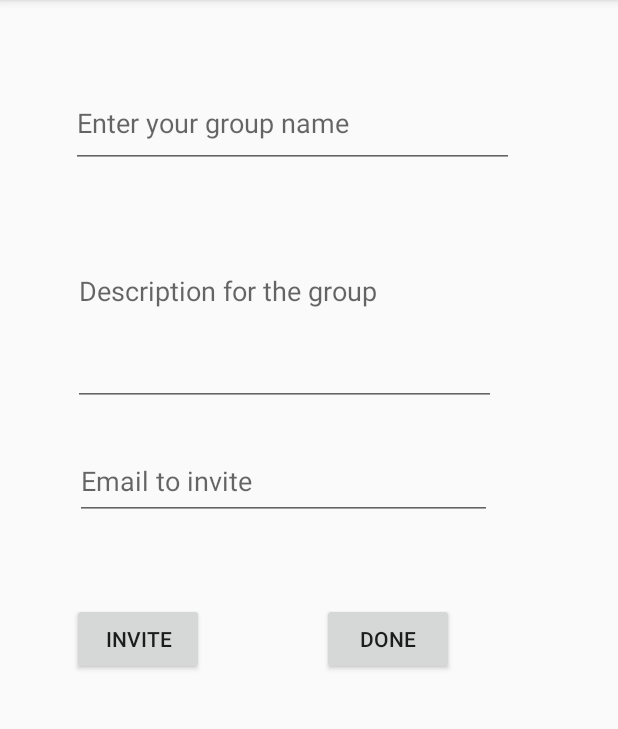
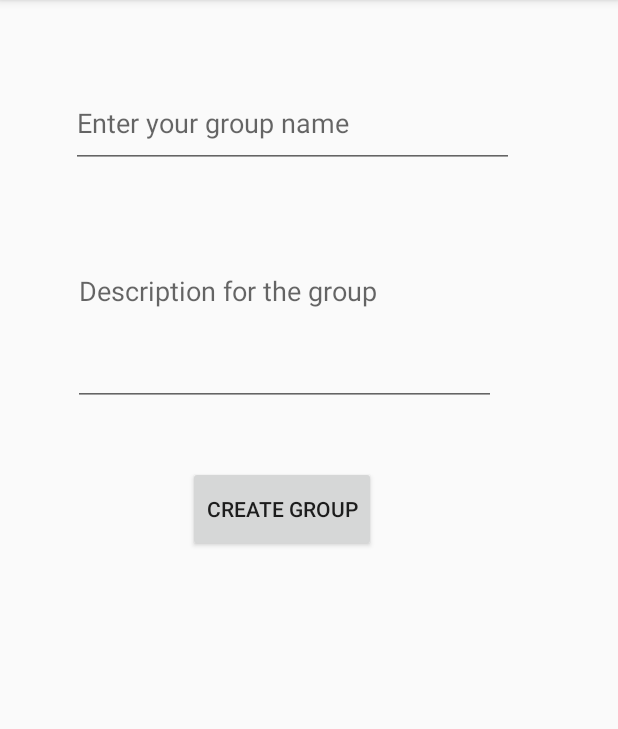
Before and after one commit to msaif2920/SABRE-PROTOTYPE, an Android app: the fragment CreateGroup placed in its activity, on a phone screen of 412 x 824 dp, the part 84-813 px from its top. Run offline under Robolectric (Android 15) with nearby library versions, the phone set to English and light mode, and no system bars; our stand-ins replace Firebase (no records; nobody signed in at launch, a user with empty details on screens opened directly).

Commit message:
Creating and Inviting to group

```diff
--- a/app/src/main/java/com/example/prototypesabre/AuthenticatedUserFragment/CreateGroup/CreateGroup.java
+++ b/app/src/main/java/com/example/prototypesabre/AuthenticatedUserFragment/CreateGroup/CreateGroup.java
@@ -1,22 +1,135 @@
 package com.example.prototypesabre.AuthenticatedUserFragment.CreateGroup;
 
+import android.content.Intent;
 import android.os.Bundle;
+import android.util.Log;
 import android.view.LayoutInflater;
 import android.view.View;
 import android.view.ViewGroup;
+import android.widget.Button;
+import android.widget.EditText;
+import android.widget.TextView;
+import android.widget.Toast;
 
 import androidx.annotation.NonNull;
 import androidx.annotation.Nullable;
 import androidx.fragment.app.Fragment;
 
 import com.example.prototypesabre.R;
+import com.google.android.gms.tasks.OnCompleteListener;
+import com.google.android.gms.tasks.OnFailureListener;
+import com.google.android.gms.tasks.OnSuccessListener;
+import com.google.android.gms.tasks.Task;
+import com.google.firebase.firestore.DocumentReference;
+import com.google.firebase.firestore.DocumentSnapshot;
+import com.google.firebase.firestore.FirebaseFirestore;
+
+import java.util.HashMap;
+import java.util.Map;
 
 public class CreateGroup extends Fragment {
+    FirebaseFirestore db;
+    EditText groupName, descriptionGroup, Email;
+    TextView checkAvail;
+    Button inviteButton, doneButton, createGroup;
+
+    public static final String TAG = "DOCUMENT";
 
     @Nullable
     @Override
     public View onCreateView(@NonNull LayoutInflater inflater, @Nullable ViewGroup container, @Nullable Bundle savedInstanceState) {
+        db = FirebaseFirestore.getInstance();
         View root = inflater.inflate(R.layout.authenticated_user_fragment_create_group, container, false);
+        groupName = root.findViewById(R.id.groupName);
+        descriptionGroup = root.findViewById(R.id.descriptionGroup);
+        Email = root.findViewById(R.id.emailInvite);
+        checkAvail = root.findViewById(R.id.checkNameAvilavility);
+        inviteButton = root.findViewById(R.id.Invite);
+        createGroup = root.findViewById(R.id.createGroup);
+        doneButton = root.findViewById(R.id.doneButton);
+
+
+        //invite using email address
+        inviteButton.setOnClickListener(new View.OnClickListener() {
+            @Override
+            public void onClick(View v) {
+                addData(groupName.getText().toString(), descriptionGroup.getText().toString(), Email.getText().toString().trim().toUpperCase());
+                doneButton.setOnClickListener(new View.OnClickListener() {
+                    @Override
+                    public void onClick(View v) {
+
+                    }
+                });
+            }
+        });
+
+
+        //Takes it to group Activity
+        doneButton.setOnClickListener(new View.OnClickListener() {
+            @Override
+            public void onClick(View v) {
+
+            }
+        });
+
+
+        //creates the group database
+        createGroup.setOnClickListener(new View.OnClickListener() {
+            @Override
+            public void onClick(View v) {
+                if (!groupName.getText().toString().trim().isEmpty() && !descriptionGroup.getText().toString().trim().isEmpty()) {
+                    Email.setAlpha(1);
+                    inviteButton.setAlpha(1);
+
+                } else {
+                    Toast.makeText(getContext(), "Please Enter Group name and Description", Toast.LENGTH_SHORT).show();
+                }
+            }
+        });
+
         return root;
     }
+
+
+    //this is for inviting individuals, which adds data to their sub-collection
+    public void addData(String groupName, String Description, String email) {
+        Map<String, Object> groupData = new HashMap<>();
+        groupData.put("Group Name", groupName);
+        groupData.put("Group Description", Description);
+        groupData.put("Email", email);
+
+        DocumentReference docRef = db.collection("Users").document(email);
+        docRef.get().addOnCompleteListener(new OnCompleteListener<DocumentSnapshot>() {
+            @Override
+            public void onComplete(@NonNull Task<DocumentSnapshot> task) {
+                if (task.isSuccessful()) {
+                    DocumentSnapshot document = task.getResult();
+                    if (document.exists()) {
+                        db.collection("Users").document(email).collection("Group Invite").document(groupName)
+                                .set(groupData)
+                                .addOnSuccessListener(new OnSuccessListener<Void>() {
+                                    @Override
+                                    public void onSuccess(Void aVoid) {
+                                        Log.d(TAG, "DocumentSnapshot successfully written!");
+                                        Toast.makeText(getContext(), "Successfully Invited " + email, Toast.LENGTH_SHORT).show();
+                                    }
+                                })
+                                .addOnFailureListener(new OnFailureListener() {
+                                    @Override
+                                    public void onFailure(@NonNull Exception e) {
+                                        Log.w(TAG, "Error writing document", e);
+                                        Toast.makeText(getContext(), "No Internet Connection", Toast.LENGTH_SHORT).show();
+                                    }
+                                });
+                    } else {
+                        Toast.makeText(getContext(), "No Such user Exists", Toast.LENGTH_SHORT).show();
+                    }
+                } else {
+                    Log.d(TAG, "get failed with ", task.getException());
+                }
+            }
+        });
+
+
+    }
 }
--- a/app/src/main/res/layout/authenticated_user_fragment_create_group.xml
+++ b/app/src/main/res/layout/authenticated_user_fragment_create_group.xml
@@ -45,35 +45,50 @@
         app:layout_constraintTop_toBottomOf="@+id/checkNameAvilavility" />
 
     <EditText
-        android:id="@+id/editText3"
-        android:layout_width="278dp"
-        android:layout_height="52dp"
-        android:layout_marginTop="24dp"
+        android:id="@+id/emailInvite"
+        android:layout_width="302dp"
+        android:layout_height="53dp"
+        android:layout_marginTop="56dp"
+        android:alpha="0"
         android:ems="10"
         android:hint="Email to invite"
         android:inputType="textEmailAddress"
         app:layout_constraintEnd_toEndOf="parent"
-        app:layout_constraintHorizontal_bias="0.372"
+        app:layout_constraintHorizontal_bias="0.366"
         app:layout_constraintStart_toStartOf="parent"
-        app:layout_constraintTop_toBottomOf="@+id/descriptionGroup" />
+        app:layout_constraintTop_toBottomOf="@+id/createGroup" />
 
     <Button
         android:id="@+id/Invite"
         android:layout_width="wrap_content"
         android:layout_height="wrap_content"
-        android:layout_marginStart="48dp"
-        android:layout_marginTop="55dp"
+        android:layout_marginStart="68dp"
+        android:layout_marginTop="32dp"
+        android:alpha="0"
+        android:onClick="invite"
         android:text="Invite"
         app:layout_constraintStart_toStartOf="parent"
-        app:layout_constraintTop_toBottomOf="@+id/editText3" />
+        app:layout_constraintTop_toBottomOf="@+id/emailInvite" />
 
     <Button
-        android:id="@+id/Done"
+        android:id="@+id/createGroup"
+        android:layout_width="125dp"
+        android:layout_height="57dp"
+        android:layout_marginTop="40dp"
+        android:text="Create Group"
+        app:layout_constraintEnd_toEndOf="parent"
+        app:layout_constraintHorizontal_bias="0.437"
+        app:layout_constraintStart_toStartOf="parent"
+        app:layout_constraintTop_toBottomOf="@+id/descriptionGroup" />
+
+    <Button
+        android:id="@+id/doneButton"
         android:layout_width="wrap_content"
-        android:layout_height="wrap_content"
+        android:layout_height="56dp"
+        android:alpha="0"
         android:text="Done"
         app:layout_constraintBaseline_toBaselineOf="@+id/Invite"
         app:layout_constraintEnd_toEndOf="parent"
-        app:layout_constraintHorizontal_bias="0.417"
+        app:layout_constraintHorizontal_bias="0.407"
         app:layout_constraintStart_toEndOf="@+id/Invite" />
 </androidx.constraintlayout.widget.ConstraintLayout>
```
